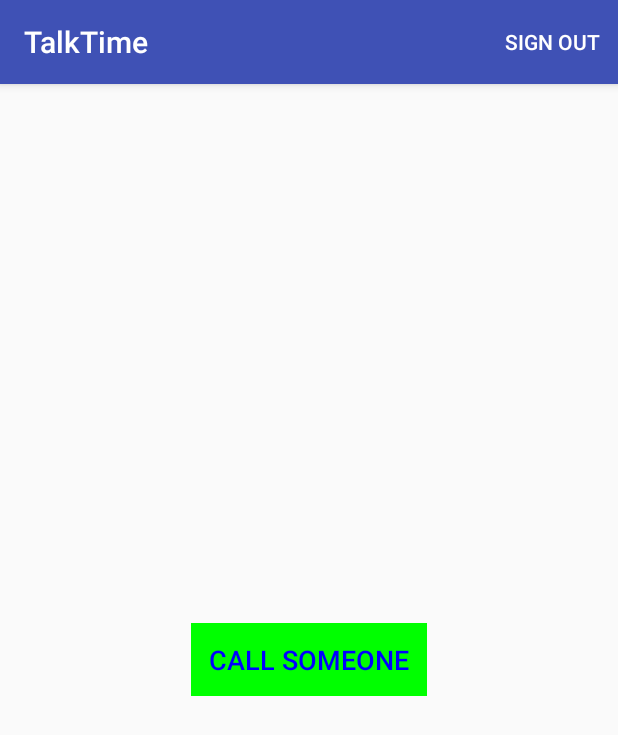
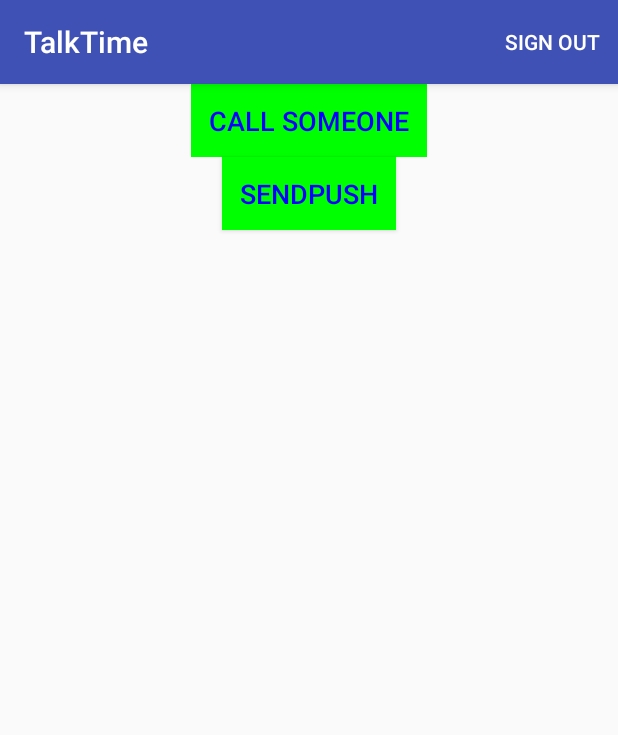
Before and after one commit to addiegupta/Anonor, an Android app: the screen it shows after launch once a user with an empty profile is signed in (MainActivity), on a phone screen of 412 x 824 dp. Shown: the top 735 px of the screen. Run offline under Robolectric (Android 15) with nearby library versions, the phone set to English and light mode, and no system bars; our stand-ins replace ButterKnife, Firebase (no records; nobody signed in at launch, a user with empty details on screens opened directly), Timber, Volley; libraries missing offline, so code that uses them is left out: com.sinch.android; 6 statements that could not run were skipped.

Commit message:
Initial attempt at send notification to atmost 10 random receivers using FCM and cloud functions UI is bad now

```diff
--- a/app/build.gradle
+++ b/app/build.gradle
@@ -41,6 +41,8 @@ dependencies {
     compile 'com.jakewharton:butterknife:8.8.1'
     compile 'com.google.firebase:firebase-database:10.0.1'
     compile 'com.google.firebase:firebase-messaging:10.0.1'
+
+    compile 'com.android.volley:volley:1.0.0'
     testCompile 'junit:junit:4.12'
     annotationProcessor 'com.jakewharton:butterknife-compiler:8.8.1'
 }
--- a/app/src/main/java/com/example/android/talktime/ui/MainActivity.java
+++ b/app/src/main/java/com/example/android/talktime/ui/MainActivity.java
@@ -6,19 +6,30 @@ import android.content.Intent;
 import android.content.SharedPreferences;
 import android.content.pm.PackageManager;
 import android.os.Bundle;
+import android.support.annotation.NonNull;
 import android.support.annotation.Nullable;
 import android.support.v4.app.ActivityCompat;
 import android.support.v7.app.AlertDialog;
+import android.util.Log;
 import android.view.Menu;
 import android.view.MenuItem;
 import android.view.View;
 import android.widget.Button;
 import android.widget.Toast;
 
+import com.android.volley.AuthFailureError;
+import com.android.volley.Request;
+import com.android.volley.Response;
+import com.android.volley.VolleyError;
+import com.android.volley.toolbox.StringRequest;
+import com.android.volley.toolbox.Volley;
 import com.example.android.talktime.R;
 import com.example.android.talktime.SinchService;
 import com.example.android.talktime.model.User;
+import com.google.android.gms.tasks.OnCompleteListener;
+import com.google.android.gms.tasks.Task;
 import com.google.firebase.auth.FirebaseAuth;
+import com.google.firebase.auth.GetTokenResult;
 import com.google.firebase.database.DataSnapshot;
 import com.google.firebase.database.DatabaseError;
 import com.google.firebase.database.DatabaseReference;
@@ -30,6 +41,8 @@ import com.sinch.android.rtc.SinchError;
 import com.sinch.android.rtc.calling.Call;
 
 import java.io.IOException;
+import java.util.HashMap;
+import java.util.Map;
 import java.util.Random;
 
 import butterknife.BindView;
@@ -45,7 +58,9 @@ public class MainActivity extends BaseActivity implements SinchService.StartFail
     @Nullable
     @BindView(R.id.btn_main_call_someone)
     Button mButtonCallSomeone;
-
+    @Nullable
+    @BindView(R.id.btn_send_push)
+    Button mSendPushButton;
 
     private FirebaseAuth mAuth;
     private FirebaseDatabase mUserDatabase;
@@ -53,6 +68,7 @@ public class MainActivity extends BaseActivity implements SinchService.StartFail
     private DatabaseReference mDBRef;
     private String mReceiverId;
     private boolean mIsCaller;
+    private String mFirebaseIDToken;
 
 
     @Override
@@ -66,6 +82,7 @@ public class MainActivity extends BaseActivity implements SinchService.StartFail
         mUserDatabase = FirebaseDatabase.getInstance();
         mDBRef = mUserDatabase.getReference();
 
+        getFirebaseIDToken();
         Timber.plant(new Timber.DebugTree());
         Timber.d("mIsCaller:" + String.valueOf(mIsCaller));
 
@@ -73,7 +90,12 @@ public class MainActivity extends BaseActivity implements SinchService.StartFail
             setContentView(R.layout.activity_main_caller);
             ButterKnife.bind(this);
             mButtonCallSomeone.setEnabled(false);
-
+            mSendPushButton.setOnClickListener(new View.OnClickListener() {
+                @Override
+                public void onClick(View v) {
+                    sendPush();
+                }
+            });
             mButtonCallSomeone.setOnClickListener(new View.OnClickListener() {
                 @Override
                 public void onClick(View v) {
@@ -105,6 +127,23 @@ public class MainActivity extends BaseActivity implements SinchService.StartFail
 
     }
 
+    private void getFirebaseIDToken() {
+        mAuth.getCurrentUser().getToken(true)
+                .addOnCompleteListener(new OnCompleteListener<GetTokenResult>() {
+                    public void onComplete(@NonNull Task<GetTokenResult> task) {
+                        if (task.isSuccessful()) {
+                            mFirebaseIDToken = task.getResult().getToken();
+                            // Send token to your backend via HTTPS
+                            // ...
+                        } else {
+                            // Handle error -> task.getException();
+                            task.getException().printStackTrace();
+                        }
+                    }
+                });
+
+    }
+
     @Override
     public boolean onCreateOptionsMenu(Menu menu) {
         getMenuInflater().inflate(R.menu.menu_main, menu);
@@ -123,7 +162,8 @@ public class MainActivity extends BaseActivity implements SinchService.StartFail
         }
         return super.onOptionsItemSelected(item);
     }
-    private void showSignOutAlertDialog(){
+
+    private void showSignOutAlertDialog() {
         AlertDialog.Builder builder = new AlertDialog.Builder(this);
         builder.setTitle(R.string.sign_out_confirmation);
         builder.setNegativeButton(R.string.cancel, new DialogInterface.OnClickListener() {
@@ -139,6 +179,34 @@ public class MainActivity extends BaseActivity implements SinchService.StartFail
             }
         });
         builder.show();
+    }
+
+
+    private void sendPush() {
+
+
+        String url = "https://us-central1-talktime-5f9a9.cloudfunctions.net/sendPush";
+
+        StringRequest stringRequest = new StringRequest(Request.Method.GET, url, new Response.Listener<String>() {
+            @Override
+            public void onResponse(String response) {
+                Log.d("DDF", response);
+            }
+        }, new Response.ErrorListener() {
+            @Override
+            public void onErrorResponse(VolleyError error) {
+                Log.d("DDF", error.toString());
+            }
+
+        }){
+            @Override
+            public Map<String, String> getHeaders() throws AuthFailureError {
+                Map<String, String> headers = new HashMap<>();
+                headers.put("Authorization", mFirebaseIDToken);
+                return headers;
+            }
+        };
+        Volley.newRequestQueue(this).add(stringRequest);
     }
 
     private void signOutUser() {
@@ -183,8 +251,15 @@ public class MainActivity extends BaseActivity implements SinchService.StartFail
     private void selectCaller(DataSnapshot dataSnapshot) {
 
         DataSnapshot list = dataSnapshot.child("receivers");
+
+        applyOldAlgorithm(list);
+//        applyNewAlgorithm(list);
+
+    }
+
+    private void applyOldAlgorithm(DataSnapshot list) {
+
         int dbSize = (int) list.getChildrenCount();
-
         //TODO Optimise for memory
         Random r = new Random();
         int ranNum = r.nextInt(dbSize);
@@ -202,6 +277,14 @@ public class MainActivity extends BaseActivity implements SinchService.StartFail
         }
     }
 
+    private void applyNewAlgorithm(DataSnapshot list) {
+
+        int dbSize = (int) list.getChildrenCount();
+
+        int usersToBeCalled = Math.min(dbSize / 10 + 1, 10);
+
+
+    }
 
     private void callSomeone() {
         try {
--- a/app/src/main/res/layout/activity_main_caller.xml
+++ b/app/src/main/res/layout/activity_main_caller.xml
@@ -1,6 +1,7 @@
 <?xml version="1.0" encoding="utf-8"?>
-<FrameLayout xmlns:android="http://schemas.android.com/apk/res/android"
+<LinearLayout xmlns:android="http://schemas.android.com/apk/res/android"
     android:layout_width="match_parent"
+    android:orientation="vertical"
     android:layout_height="match_parent">
     <Button
         android:layout_width="wrap_content"
@@ -13,4 +14,16 @@
         android:textAllCaps="true"
         android:text="Call Someone"
         android:background="#00ff00"/>
-</FrameLayout>
+    <Button
+        android:layout_width="wrap_content"
+        android:layout_height="wrap_content"
+        android:text="SendPush"
+        android:id="@+id/btn_send_push"
+android:textSize="18sp"
+        android:layout_gravity="center"
+        android:padding="12dp"
+        android:textColor="#0000ff"
+        android:textAllCaps="true"
+        android:background="#00ff00"
+        />
+</LinearLayout>
```
